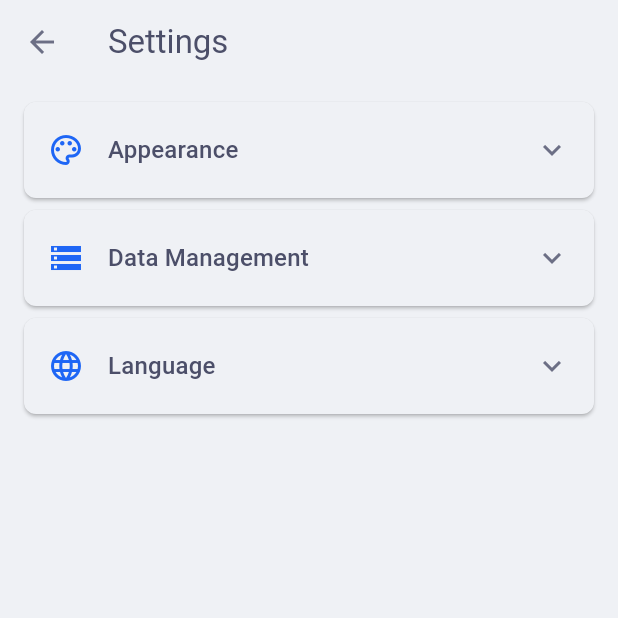
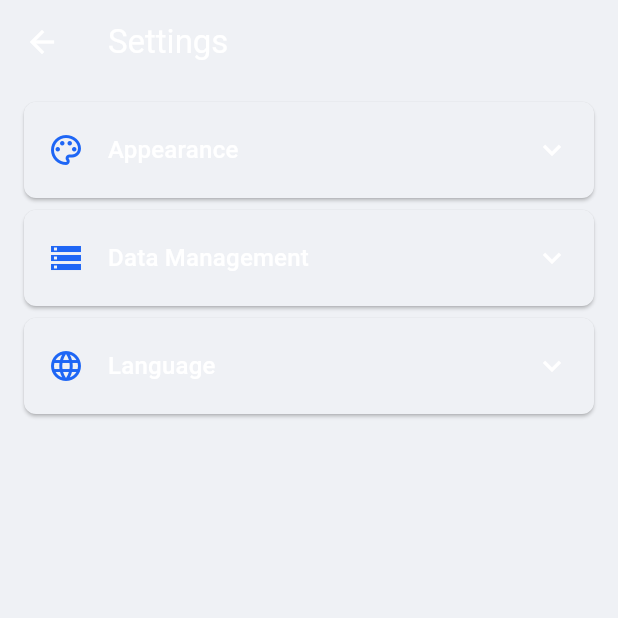
Before and after one commit to CrystalNetwork-Studio/SimpleDictionary, a Flutter app: the SettingsScreen screen opened directly, on a phone screen of 412 x 824 dp, the top half of it. Run offline on Flutter 3.47's test engine with Material 3 defaults, Android fonts, the phone set to English and light mode, and no system bars; our stand-ins replace file_picker, package_info_plus, shared_preferences; accounts and stored records are empty.

Commit message:
fix colors

```diff
--- a/lib/theme/app_theme.dart
+++ b/lib/theme/app_theme.dart
@@ -8,21 +8,20 @@ class AppTheme {
     // Override specific colors for better Catppuccin Latte mapping
     surface: _CatppuccinColors.latteBase,
     surfaceContainerHighest: _CatppuccinColors.latteMantle,
-    onSurface: _CatppuccinColors.latteText,
+    onSurface: Colors.white, // White text
     primary: _CatppuccinColors.latteBlue,
-    onPrimary: _CatppuccinColors.latteBase, // High contrast text on primary
+    onPrimary: Colors.white, // White text
     secondary: _CatppuccinColors.latteMauve, // Using Mauve as secondary
-    onSecondary: _CatppuccinColors.latteBase, // High contrast text on secondary
+    onSecondary: Colors.white, // White text
     tertiary: _CatppuccinColors.latteSky, // Using Sky as tertiary accent
-    onTertiary: _CatppuccinColors.latteBase, // High contrast text on tertiary
+    onTertiary: Colors.white, // White text
     error: _CatppuccinColors.latteRed,
-    onError: _CatppuccinColors.latteBase,
+    onError: Colors.white, // White text
     surfaceContainerLow:
         _CatppuccinColors.latteSurface0, // Use for card/dialog backgrounds etc.
-    onSurfaceVariant:
-        _CatppuccinColors.latteSubtext0, // Text on surface variants
-    outline: _CatppuccinColors.latteSurface1, // Borders
-    outlineVariant: _CatppuccinColors.latteSurface0, // Subtle borders/dividers
+    onSurfaceVariant: Colors.white, // White text
+    outline: Colors.white, // White for contrast
+    outlineVariant: Colors.white, // White for contrast
   );
 
   // Base colors for dark theme (Catppuccin Mocha)
@@ -31,7 +30,8 @@ class AppTheme {
     brightness: Brightness.dark,
     // Override specific colors for better Catppuccin Mocha mapping
     surface: _CatppuccinColors.mochaBase,
-    surfaceContainerHighest: _CatppuccinColors.mochaMantle, // Use for AppBars, Cards, Dialogs
+    surfaceContainerHighest:
+        _CatppuccinColors.mochaMantle, // Use for AppBars, Cards, Dialogs
     onSurface: _CatppuccinColors.mochaText,
     primary: _CatppuccinColors.mochaBlue,
     onPrimary: _CatppuccinColors.mochaCrust, // High contrast text on primary
@@ -42,9 +42,8 @@ class AppTheme {
     onTertiary: _CatppuccinColors.mochaCrust, // High contrast text on tertiary
     error: _CatppuccinColors.mochaRed,
     onError: _CatppuccinColors.mochaCrust,
-    surfaceContainerLow:
-        _CatppuccinColors
-            .mochaSurface0, // Use for input fields, chip backgrounds
+    surfaceContainerLow: _CatppuccinColors
+        .mochaSurface0, // Use for input fields, chip backgrounds
     onSurfaceVariant:
         _CatppuccinColors.mochaSubtext0, // Text on surface variants
     outline: _CatppuccinColors.mochaSurface1, // Borders
@@ -59,36 +58,36 @@ class AppTheme {
     scaffoldBackgroundColor: _lightColorScheme.surface,
     appBarTheme: AppBarTheme(
       backgroundColor: _lightColorScheme.surface, // Mantle
-      foregroundColor: _lightColorScheme.onSurface, // Text
+      foregroundColor: Colors.white, // White text
       elevation: 0, // Catppuccin often uses flat designs
       surfaceTintColor: Colors.transparent, // Prevent M3 tinting
     ),
     floatingActionButtonTheme: FloatingActionButtonThemeData(
       backgroundColor: _lightColorScheme.primary, // Blue
-      foregroundColor: _lightColorScheme.onPrimary, // Base
+      foregroundColor: Colors.white, // White text
     ),
     dialogTheme: DialogTheme(
       backgroundColor: _lightColorScheme.surface, // Mantle
       titleTextStyle: TextStyle(
-        color: _lightColorScheme.onSurface, // Text
+        color: Colors.white, // White text
         fontSize: 20,
         fontWeight: FontWeight.bold,
       ),
       contentTextStyle: TextStyle(
-        color: _lightColorScheme.onSurfaceVariant, // Subtext0
+        color: Colors.white, // White text
         fontSize: 16,
       ),
       shape: RoundedRectangleBorder(borderRadius: BorderRadius.circular(16)),
     ),
     textButtonTheme: TextButtonThemeData(
       style: TextButton.styleFrom(
-        foregroundColor: _CatppuccinColors.latteSapphire, // Sapphire for text buttons
+        foregroundColor: Colors.white, // White text
       ),
     ),
     elevatedButtonTheme: ElevatedButtonThemeData(
       style: ElevatedButton.styleFrom(
         backgroundColor: _lightColorScheme.primary, // Blue
-        foregroundColor: _lightColorScheme.onPrimary, // Base
+        foregroundColor: Colors.white, // White text
         padding: const EdgeInsets.symmetric(horizontal: 20, vertical: 12),
         shape: RoundedRectangleBorder(borderRadius: BorderRadius.circular(12)),
       ),
@@ -103,7 +102,8 @@ class AppTheme {
       }),
       trackColor: WidgetStateProperty.resolveWith((states) {
         if (states.contains(WidgetState.selected)) {
-          return _lightColorScheme.tertiary.withValues(alpha: 0.5 * 255.0); // Transparent Sky for track
+          return _lightColorScheme.tertiary
+              .withValues(alpha: 0.5 * 255.0); // Transparent Sky for track
         }
         return null;
       }),
@@ -115,8 +115,10 @@ class AppTheme {
     // Add text selection theme for tertiary color
     textSelectionTheme: TextSelectionThemeData(
       cursorColor: _lightColorScheme.tertiary, // Sky for cursor
-      selectionColor: _lightColorScheme.tertiary.withValues(alpha: 0.3 * 255.0), // Transparent Sky for selection
-      selectionHandleColor: _lightColorScheme.tertiary, // Sky for selection handles
+      selectionColor: _lightColorScheme.tertiary
+          .withValues(alpha: 0.3 * 255.0), // Transparent Sky for selection
+      selectionHandleColor:
+          _lightColorScheme.tertiary, // Sky for selection handles
     ),
     inputDecorationTheme: InputDecorationTheme(
       filled: true,
@@ -128,15 +130,15 @@ class AppTheme {
       focusedBorder: OutlineInputBorder(
         borderRadius: BorderRadius.circular(12),
         borderSide: BorderSide(
-          color: _CatppuccinColors.latteSapphire, // Sapphire for focused borders
+          color: Colors.white, // White border
           width: 2,
         ),
       ),
       labelStyle: TextStyle(
-        color: _lightColorScheme.onSurfaceVariant,
+        color: Colors.white, // White text
       ), // Subtext0
       hintStyle: TextStyle(
-        color: _lightColorScheme.onSurfaceVariant.withValues(alpha: 0.7 * 255.0),
+        color: Colors.white.withOpacity(0.7), // White with opacity
       ), // Subtext0 slightly faded
       contentPadding: const EdgeInsets.symmetric(
         horizontal: 16,
@@ -150,24 +152,24 @@ class AppTheme {
       margin: const EdgeInsets.symmetric(vertical: 4, horizontal: 8),
     ),
     listTileTheme: ListTileThemeData(
-      iconColor: _lightColorScheme.onSurfaceVariant, // Subtext0
+      iconColor: Colors.white, // White
       shape: RoundedRectangleBorder(borderRadius: BorderRadius.circular(12)),
       tileColor: Colors.transparent, // Make list tiles transparent on Latte
     ),
     dividerTheme: DividerThemeData(
-      color: _lightColorScheme.outlineVariant, // Surface0
+      color: Colors.white, // White
       thickness: 1,
     ),
     iconButtonTheme: IconButtonThemeData(
       style: IconButton.styleFrom(
-        foregroundColor: _lightColorScheme.onSurfaceVariant, // Subtext0
+        foregroundColor: Colors.white, // White
       ),
     ),
     snackBarTheme: SnackBarThemeData(
       behavior: SnackBarBehavior.floating,
       backgroundColor: _lightColorScheme.surface, // Surface0
       contentTextStyle: TextStyle(
-        color: _lightColorScheme.onSurfaceVariant,
+        color: Colors.white, // White
       ), // Subtext0
       shape: RoundedRectangleBorder(borderRadius: BorderRadius.circular(12)),
       elevation: 4, // Slight elevation to distinguish
@@ -176,7 +178,7 @@ class AppTheme {
       color: _lightColorScheme.surface, // Mantle
       shape: RoundedRectangleBorder(borderRadius: BorderRadius.circular(8)),
       elevation: 2,
-      textStyle: TextStyle(color: _lightColorScheme.onSurface), // Text
+      textStyle: TextStyle(color: Colors.white), // White
     ),
   );
 
@@ -211,7 +213,8 @@ class AppTheme {
     ),
     textButtonTheme: TextButtonThemeData(
       style: TextButton.styleFrom(
-        foregroundColor: _CatppuccinColors.mochaSapphire, // Sapphire for text buttons
+        foregroundColor:
+            _CatppuccinColors.mochaSapphire, // Sapphire for text buttons
       ),
     ),
     elevatedButtonTheme: ElevatedButtonThemeData(
@@ -232,7 +235,8 @@ class AppTheme {
       }),
       trackColor: WidgetStateProperty.resolveWith((states) {
         if (states.contains(WidgetState.selected)) {
-          return _darkColorScheme.tertiary.withValues(alpha: 0.5 * 255.0); // Transparent Sky for track
+          return _darkColorScheme.tertiary
+              .withValues(alpha: 0.5 * 255.0); // Transparent Sky for track
         }
         return null;
       }),
@@ -244,8 +248,10 @@ class AppTheme {
     // Add text selection theme for tertiary color
     textSelectionTheme: TextSelectionThemeData(
       cursorColor: _darkColorScheme.tertiary, // Sky for cursor
-      selectionColor: _darkColorScheme.tertiary.withValues(alpha: 0.3 * 255.0), // Transparent Sky for selection
-      selectionHandleColor: _darkColorScheme.tertiary, // Sky for selection handles
+      selectionColor: _darkColorScheme.tertiary
+          .withValues(alpha: 0.3 * 255.0), // Transparent Sky for selection
+      selectionHandleColor:
+          _darkColorScheme.tertiary, // Sky for selection handles
     ),
     inputDecorationTheme: InputDecorationTheme(
       filled: true,
@@ -257,7 +263,8 @@ class AppTheme {
       focusedBorder: OutlineInputBorder(
         borderRadius: BorderRadius.circular(12),
         borderSide: BorderSide(
-          color: _CatppuccinColors.mochaSapphire, // Sapphire for focused borders
+          color:
+              _CatppuccinColors.mochaSapphire, // Sapphire for focused borders
           width: 2,
         ),
       ),
```
